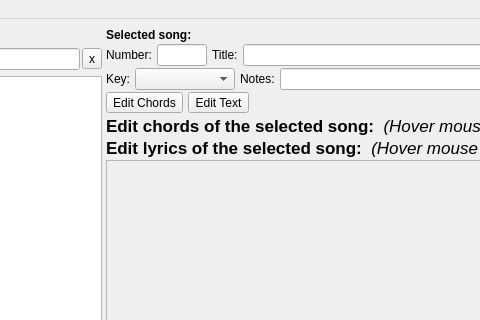
Before: the Qt Designer form src/softchord_main_window.ui in matvey83/softChord, drawn with Qt 5; both pictures show x 312 to 792 and y 0 to 320 of the 1087 by 809 pixel window.
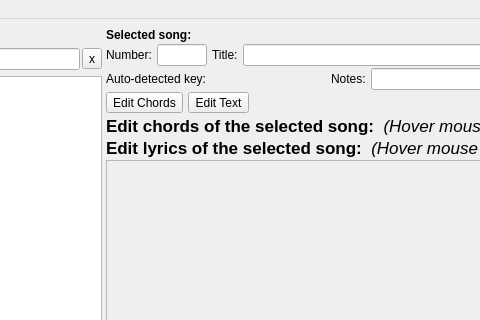
After: the same form once the commit is applied.

The edit to the form file:
```diff
--- a/src/softchord_main_window.ui
+++ b/src/softchord_main_window.ui
@@ -151,25 +151,21 @@
            <number>5</number>
           </property>
           <item>
-           <widget class="QLabel" name="label_5">
-            <property name="text">
-             <string>Key:</string>
+           <widget class="QLabel" name="auto_detected_key_label">
+            <property name="sizePolicy">
+             <sizepolicy hsizetype="Minimum" vsizetype="Preferred">
+              <horstretch>0</horstretch>
+              <verstretch>0</verstretch>
+             </sizepolicy>
             </property>
-           </widget>
-          </item>
-          <item>
-           <widget class="QComboBox" name="song_key_menu">
             <property name="minimumSize">
              <size>
-              <width>100</width>
+              <width>220</width>
               <height>0</height>
              </size>
             </property>
-            <property name="maximumSize">
-             <size>
-              <width>100</width>
-              <height>16777215</height>
-             </size>
+            <property name="text">
+             <string>Auto-detected key:</string>
             </property>
            </widget>
           </item>
```
